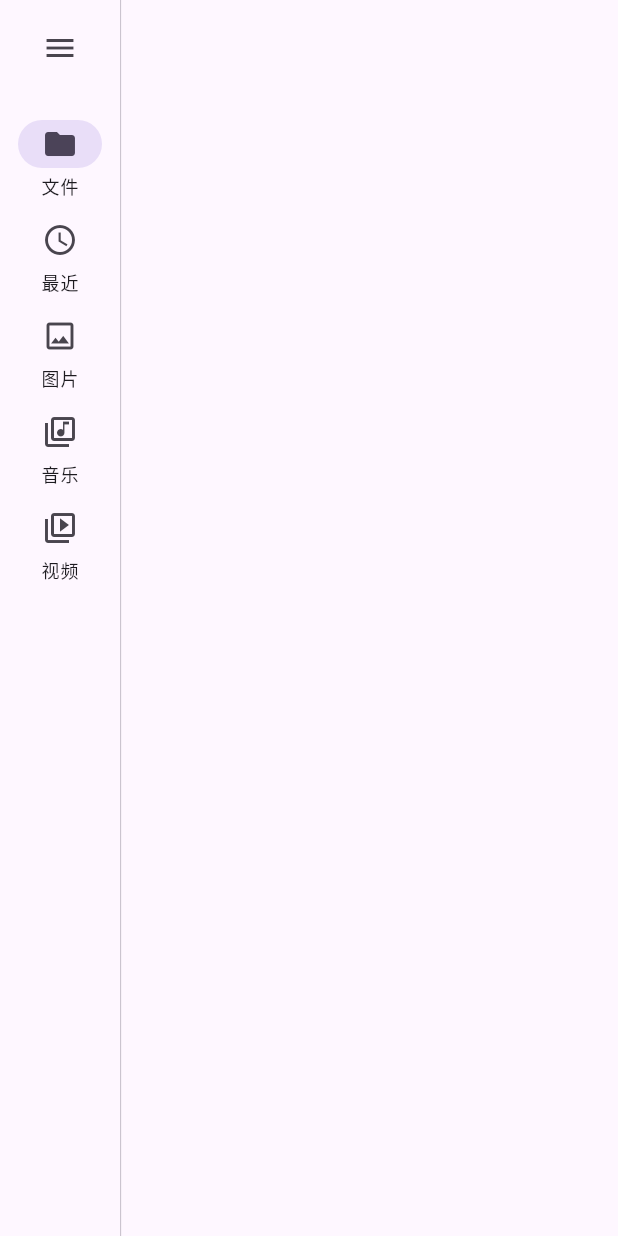
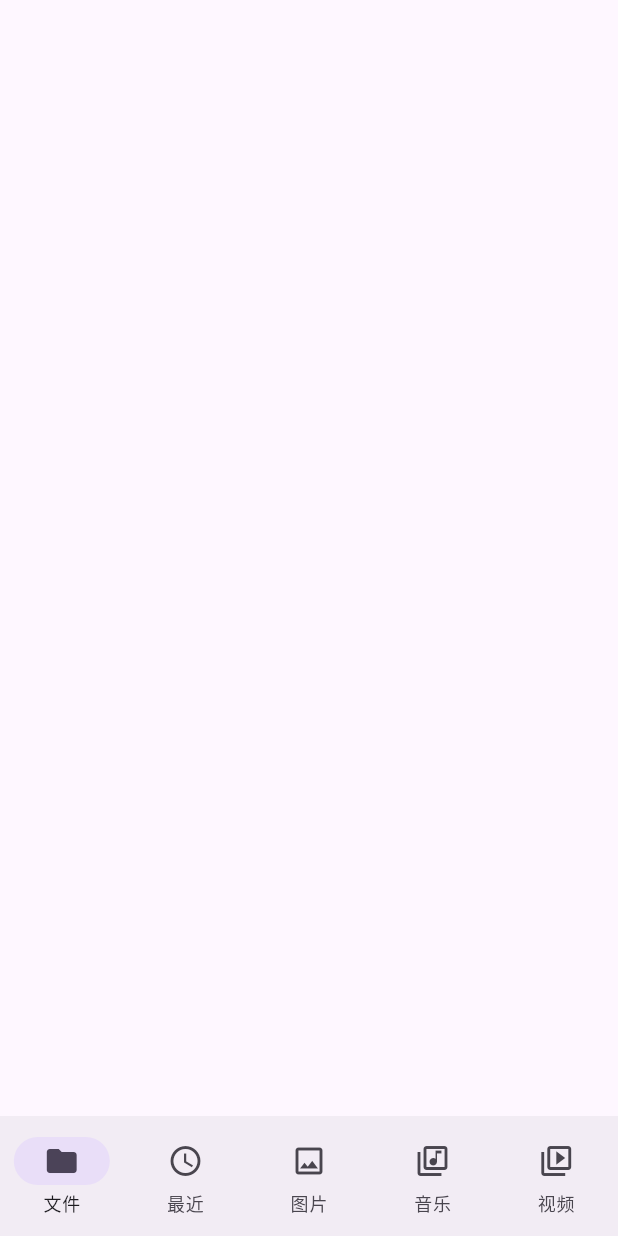
Before and after one commit to linyi102/material_viewer, a Flutter app: the screen it shows after launch, on a phone screen of 412 x 824 dp. Run offline on Flutter 3.47's test engine with Material 3 defaults, Android fonts, the light colour scheme and no system bars; our stand-ins replace responsive_builder.

Commit message:
feat: 宽度过窄时使用底部栏

```diff
--- a/lib/main.dart
+++ b/lib/main.dart
@@ -1,4 +1,5 @@
 import 'package:flutter/material.dart';
+import 'package:responsive_builder/responsive_builder.dart';
 
 void main() {
   runApp(const MyApp());
@@ -9,7 +10,8 @@
 
   @override
   Widget build(BuildContext context) {
-    return MaterialApp(
+    return ResponsiveApp(
+      builder: (context) => MaterialApp(
         title: 'Flutter Demo',
         theme: ThemeData(
           colorScheme: ColorScheme.fromSeed(seedColor: Colors.deepPurple),
@@ -17,6 +19,7 @@
           fontFamilyFallback: const ['HarmonyOS Sans SC', 'Microsoft YaHei'],
         ),
         home: const MyHomePage(),
+      ),
     );
   }
 }
@@ -61,14 +64,45 @@
 
   @override
   Widget build(BuildContext context) {
-    return Scaffold(
+    return ScreenTypeLayout.builder(
+      mobile: (_) => Scaffold(
+        body: _buildBody(),
+        bottomNavigationBar: _buildBottomBar(),
+      ),
+      tablet: (_) => Scaffold(
         body: Row(
           children: [
             isExtended ? _buildDrawer() : _buildRail(),
             if (!isExtended) const VerticalDivider(width: 0.8),
-          const Expanded(child: Scaffold()),
+            Expanded(child: _buildBody()),
           ],
         ),
+      ),
+    );
+  }
+
+  Widget _buildBody() {
+    return const Scaffold();
+  }
+
+  NavigationBar _buildBottomBar() {
+    return NavigationBar(
+      selectedIndex: selectedIndex,
+      onDestinationSelected: (value) {
+        setState(() {
+          selectedIndex = value;
+        });
+      },
+      destinations: [
+        ...List.generate(tabs.length, (index) {
+          final tab = tabs[index];
+          return NavigationDestination(
+            icon: tab[selectedIndex == index ? 'selected_icon' : 'icon']
+                as Widget,
+            label: tab['label'] as String,
+          );
+        })
+      ],
     );
   }
 
--- a/pubspec.yaml
+++ b/pubspec.yaml
@@ -35,6 +35,7 @@ dependencies:
   # The following adds the Cupertino Icons font to your application.
   # Use with the CupertinoIcons class for iOS style icons.
   cupertino_icons: ^1.0.6
+  responsive_builder: ^0.7.1
 
 dev_dependencies:
   flutter_test:
```
Also changed, not shown: pubspec.lock. Lines whose indentation alone changed are shown as unchanged.
